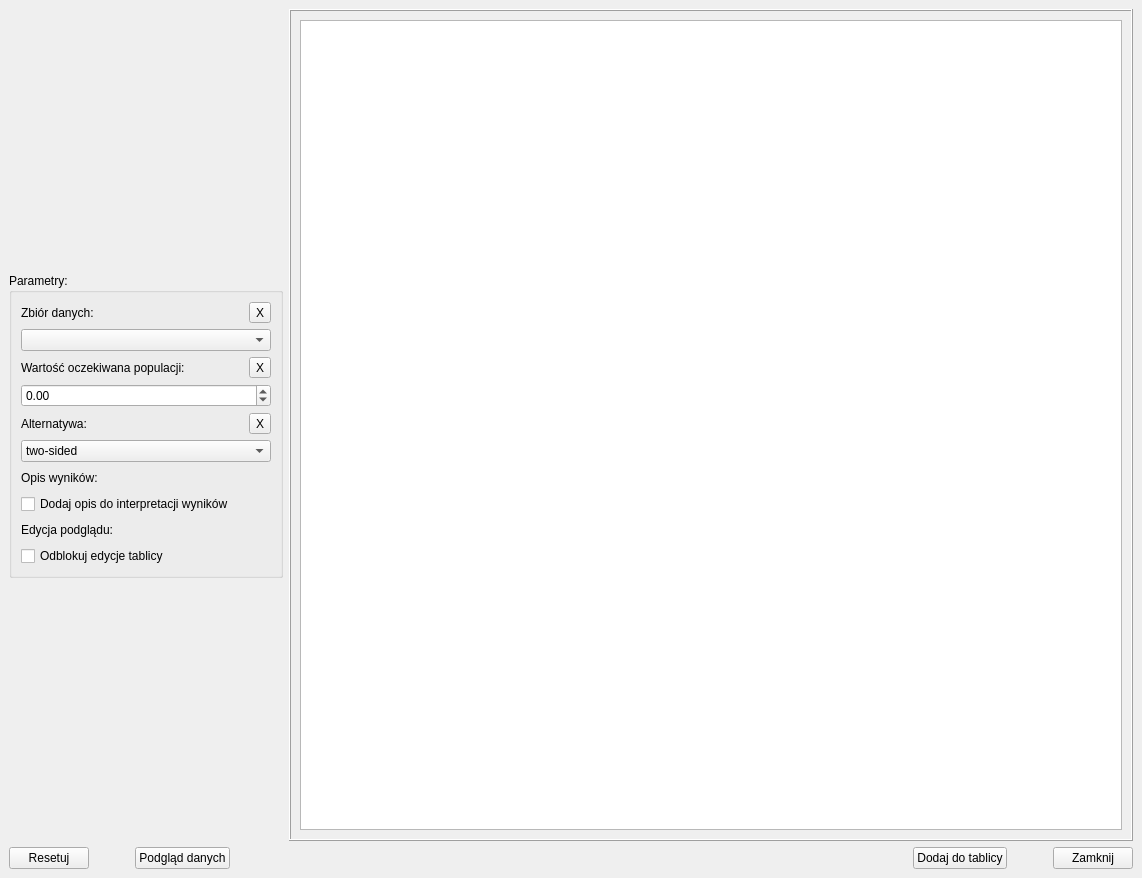
The window that ui/Analysis/test-t-studenta-1samp-window.ui (OskarLewandowski/dex-data-experience) describes before a commit, drawn with Qt 5.
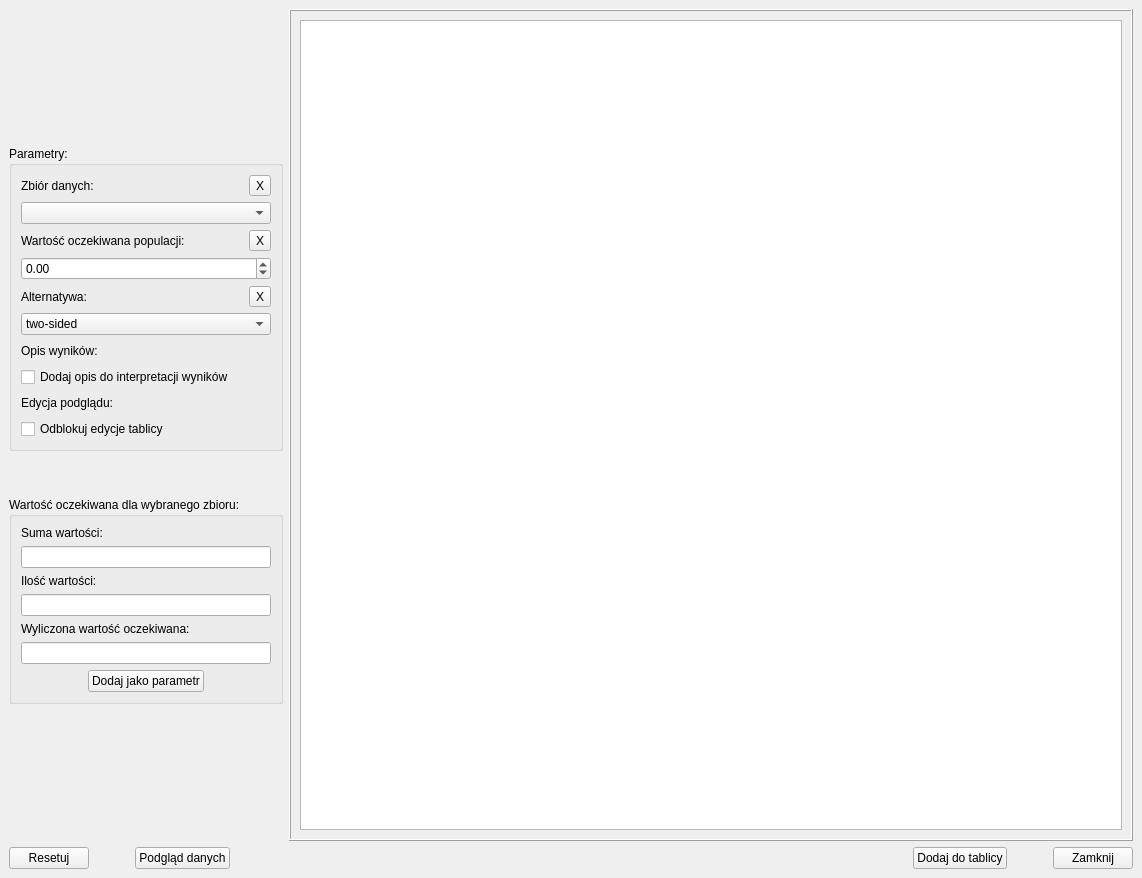
The same window after the commit.

Commit message: add functions for test t student 1 samp

```diff
--- a/ui/Analysis/test-t-studenta-1samp-window.ui
+++ b/ui/Analysis/test-t-studenta-1samp-window.ui
@@ -272,6 +272,125 @@
             </layout>
            </widget>
           </item>
+          <item>
+           <spacer name="verticalSpacer_3">
+            <property name="orientation">
+             <enum>Qt::Vertical</enum>
+            </property>
+            <property name="sizeType">
+             <enum>QSizePolicy::Fixed</enum>
+            </property>
+            <property name="sizeHint" stdset="0">
+             <size>
+              <width>20</width>
+              <height>40</height>
+             </size>
+            </property>
+           </spacer>
+          </item>
+          <item>
+           <widget class="QGroupBox" name="groupBox_2">
+            <property name="sizePolicy">
+             <sizepolicy hsizetype="Fixed" vsizetype="Fixed">
+              <horstretch>0</horstretch>
+              <verstretch>0</verstretch>
+             </sizepolicy>
+            </property>
+            <property name="title">
+             <string>Wartość oczekiwana dla wybranego zbioru:</string>
+            </property>
+            <layout class="QVBoxLayout" name="verticalLayout_6">
+             <item>
+              <widget class="QLabel" name="label_Data_Frame_Save_Error_Message">
+               <property name="text">
+                <string>Suma wartości:</string>
+               </property>
+              </widget>
+             </item>
+             <item>
+              <widget class="QLineEdit" name="lineEdit_Sum">
+               <property name="minimumSize">
+                <size>
+                 <width>250</width>
+                 <height>0</height>
+                </size>
+               </property>
+               <property name="readOnly">
+                <bool>true</bool>
+               </property>
+               <property name="placeholderText">
+                <string/>
+               </property>
+              </widget>
+             </item>
+             <item>
+              <widget class="QLabel" name="label_5">
+               <property name="text">
+                <string>Ilość wartości:</string>
+               </property>
+              </widget>
+             </item>
+             <item>
+              <widget class="QLineEdit" name="lineEdit_Count">
+               <property name="readOnly">
+                <bool>true</bool>
+               </property>
+              </widget>
+             </item>
+             <item>
+              <widget class="QLabel" name="label_6">
+               <property name="text">
+                <string>Wyliczona wartość oczekiwana:</string>
+               </property>
+              </widget>
+             </item>
+             <item>
+              <widget class="QLineEdit" name="lineEdit_Result_Expected_Value">
+               <property name="readOnly">
+                <bool>true</bool>
+               </property>
+              </widget>
+             </item>
+             <item>
+              <layout class="QHBoxLayout" name="horizontalLayout_7">
+               <item>
+                <spacer name="horizontalSpacer_8">
+                 <property name="orientation">
+                  <enum>Qt::Horizontal</enum>
+                 </property>
+                 <property name="sizeHint" stdset="0">
+                  <size>
+                   <width>40</width>
+                   <height>20</height>
+                  </size>
+                 </property>
+                </spacer>
+               </item>
+               <item>
+                <widget class="QPushButton" name="pushButton_Add_As_Param_Popmean">
+                 <property name="text">
+                  <string>Dodaj jako parametr</string>
+                 </property>
+                </widget>
+               </item>
+               <item>
+                <spacer name="horizontalSpacer_9">
+                 <property name="orientation">
+                  <enum>Qt::Horizontal</enum>
+                 </property>
+                 <property name="sizeHint" stdset="0">
+                  <size>
+                   <width>40</width>
+                   <height>20</height>
+                  </size>
+                 </property>
+                </spacer>
+               </item>
+              </layout>
+             </item>
+            </layout>
+           </widget>
+          </item>
           <item>
            <spacer name="verticalSpacer">
             <property name="orientation">
```
The commit also changes 2 other files.
